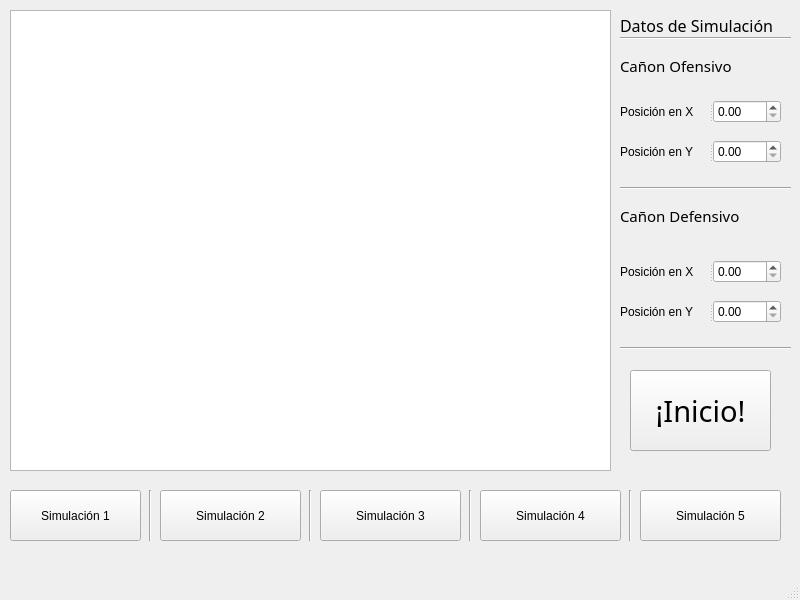
Before: the Qt Designer form Simulador/mainwindow.ui in OscarG356/Parcial_III, drawn with Qt 5.
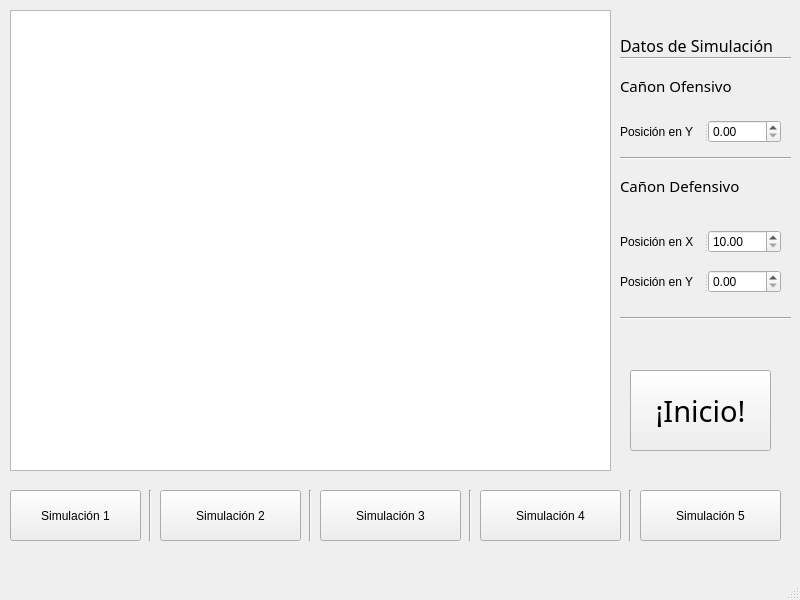
After: the same form once the commit is applied.

Commit message: Manejo de interfaz del usuario

```diff
--- a/Simulador/mainwindow.ui
+++ b/Simulador/mainwindow.ui
@@ -28,7 +28,7 @@
     <property name="geometry">
      <rect>
       <x>620</x>
-      <y>10</y>
+      <y>30</y>
       <width>171</width>
       <height>31</height>
      </rect>
@@ -47,7 +47,7 @@
     <property name="geometry">
      <rect>
       <x>620</x>
-      <y>50</y>
+      <y>70</y>
       <width>171</width>
       <height>31</height>
      </rect>
@@ -66,7 +66,7 @@
     <property name="geometry">
      <rect>
       <x>620</x>
-      <y>200</y>
+      <y>170</y>
       <width>171</width>
       <height>31</height>
      </rect>
@@ -146,30 +146,11 @@
      <string>Simulación 5</string>
     </property>
    </widget>
-   <widget class="QSplitter" name="splitter">
-    <property name="geometry">
-     <rect>
-      <x>620</x>
-      <y>100</y>
-      <width>161</width>
-      <height>23</height>
-     </rect>
-    </property>
-    <property name="orientation">
-     <enum>Qt::Horizontal</enum>
-    </property>
-    <widget class="QLabel" name="label_4">
-     <property name="text">
-      <string>Posición en X</string>
-     </property>
-    </widget>
-    <widget class="QDoubleSpinBox" name="PXO"/>
-   </widget>
    <widget class="QSplitter" name="splitter_2">
     <property name="geometry">
      <rect>
       <x>620</x>
-      <y>140</y>
+      <y>120</y>
       <width>161</width>
       <height>23</height>
      </rect>
@@ -182,13 +163,17 @@
       <string>Posición en Y</string>
      </property>
     </widget>
-    <widget class="QDoubleSpinBox" name="PYO"/>
+    <widget class="QDoubleSpinBox" name="PYO">
+     <property name="maximum">
+      <double>450.000000000000000</double>
+     </property>
+    </widget>
    </widget>
    <widget class="QSplitter" name="splitter_3">
     <property name="geometry">
      <rect>
       <x>620</x>
-      <y>260</y>
+      <y>230</y>
       <width>161</width>
       <height>23</height>
      </rect>
@@ -201,13 +186,20 @@
       <string>Posición en X</string>
      </property>
     </widget>
-    <widget class="QDoubleSpinBox" name="PXD"/>
+    <widget class="QDoubleSpinBox" name="PXD">
+     <property name="minimum">
+      <double>10.000000000000000</double>
+     </property>
+     <property name="maximum">
+      <double>590.000000000000000</double>
+     </property>
+    </widget>
    </widget>
    <widget class="QSplitter" name="splitter_4">
     <property name="geometry">
      <rect>
       <x>620</x>
-      <y>300</y>
+      <y>270</y>
       <width>161</width>
       <height>23</height>
      </rect>
@@ -220,7 +212,14 @@
       <string>Posición en Y</string>
      </property>
     </widget>
-    <widget class="QDoubleSpinBox" name="PYD"/>
+    <widget class="QDoubleSpinBox" name="PYD">
+     <property name="maximum">
+      <double>450.000000000000000</double>
+     </property>
+     <property name="value">
+      <double>0.000000000000000</double>
+     </property>
+    </widget>
    </widget>
    <widget class="QPushButton" name="pushButton_6">
     <property name="geometry">
@@ -245,7 +244,7 @@
     <property name="geometry">
      <rect>
       <x>620</x>
-      <y>30</y>
+      <y>50</y>
       <width>171</width>
       <height>16</height>
      </rect>
@@ -310,7 +309,7 @@
     <property name="geometry">
      <rect>
       <x>620</x>
-      <y>180</y>
+      <y>150</y>
       <width>171</width>
       <height>16</height>
      </rect>
@@ -323,7 +322,7 @@
     <property name="geometry">
      <rect>
       <x>620</x>
-      <y>340</y>
+      <y>310</y>
       <width>171</width>
       <height>16</height>
      </rect>
```
The commit also changes 2 other files.
